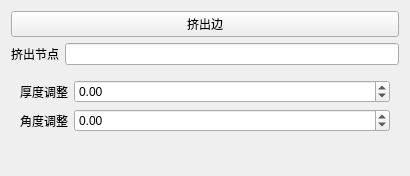
Above: model/outline/outline.ui from FXTD-ODYSSEY/MayaScript before the change. Below: the same form after it.
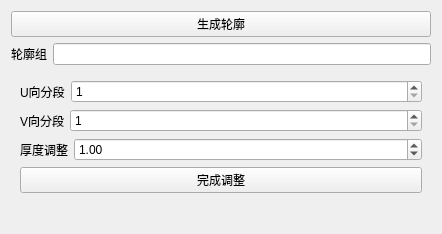
That is the form after the change.

Commit message: 更新描边工具

What changed in the file:
```diff
--- a/model/outline/outline.ui
+++ b/model/outline/outline.ui
@@ -6,8 +6,8 @@
    <rect>
     <x>0</x>
     <y>0</y>
-    <width>410</width>
-    <height>176</height>
+    <width>442</width>
+    <height>234</height>
    </rect>
   </property>
   <property name="windowTitle">
@@ -17,7 +17,7 @@
    <item>
     <widget class="QPushButton" name="Extrude_BTN">
      <property name="text">
-      <string>挤出边</string>
+      <string>生成轮廓</string>
      </property>
     </widget>
    </item>
@@ -26,7 +26,7 @@
      <item>
       <widget class="QLabel" name="label">
        <property name="text">
-        <string>挤出节点</string>
+        <string>轮廓组</string>
        </property>
       </widget>
      </item>
@@ -38,6 +38,54 @@
    <item>
     <widget class="QWidget" name="Adjust_Layout" native="true">
      <layout class="QVBoxLayout" name="verticalLayout_2">
+      <item>
+       <layout class="QHBoxLayout" name="horizontalLayout_5">
+        <item>
+         <widget class="QLabel" name="label_5">
+          <property name="text">
+           <string>U向分段</string>
+          </property>
+         </widget>
+        </item>
+        <item>
+         <widget class="QSpinBox" name="U_SP">
+          <property name="sizePolicy">
+           <sizepolicy hsizetype="Expanding" vsizetype="Fixed">
+            <horstretch>0</horstretch>
+            <verstretch>0</verstretch>
+           </sizepolicy>
+          </property>
+          <property name="minimum">
+           <number>1</number>
+          </property>
+         </widget>
+        </item>
+       </layout>
+      </item>
+      <item>
+       <layout class="QHBoxLayout" name="horizontalLayout_4">
+        <item>
+         <widget class="QLabel" name="label_4">
+          <property name="text">
+           <string>V向分段</string>
+          </property>
+         </widget>
+        </item>
+        <item>
+         <widget class="QSpinBox" name="V_SP">
+          <property name="sizePolicy">
+           <sizepolicy hsizetype="Expanding" vsizetype="Fixed">
+            <horstretch>0</horstretch>
+            <verstretch>0</verstretch>
+           </sizepolicy>
+          </property>
+          <property name="minimum">
+           <number>1</number>
+          </property>
+         </widget>
+        </item>
+       </layout>
+      </item>
       <item>
        <layout class="QHBoxLayout" name="horizontalLayout_3">
         <item>
@@ -64,39 +112,19 @@
           <property name="singleStep">
            <double>0.010000000000000</double>
           </property>
+          <property name="value">
+           <double>1.000000000000000</double>
+          </property>
          </widget>
         </item>
        </layout>
       </item>
       <item>
-       <layout class="QHBoxLayout" name="horizontalLayout_2">
-        <item>
-         <widget class="QLabel" name="label_2">
-          <property name="text">
-           <string>角度调整</string>
-          </property>
-         </widget>
-        </item>
-        <item>
-         <widget class="QDoubleSpinBox" name="Angle_SP">
-          <property name="sizePolicy">
-           <sizepolicy hsizetype="Expanding" vsizetype="Fixed">
-            <horstretch>0</horstretch>
-            <verstretch>0</verstretch>
-           </sizepolicy>
-          </property>
-          <property name="minimum">
-           <double>-999.000000000000000</double>
-          </property>
-          <property name="maximum">
-           <double>999.000000000000000</double>
-          </property>
-          <property name="singleStep">
-           <double>0.010000000000000</double>
-          </property>
-         </widget>
-        </item>
-       </layout>
+       <widget class="QPushButton" name="Complete_BTN">
+        <property name="text">
+         <string>完成调整</string>
+        </property>
+       </widget>
       </item>
      </layout>
     </widget>
```
Left out of the diff: 6 changed lines with no effect on the pictures. The commit also changes 2 other files.
